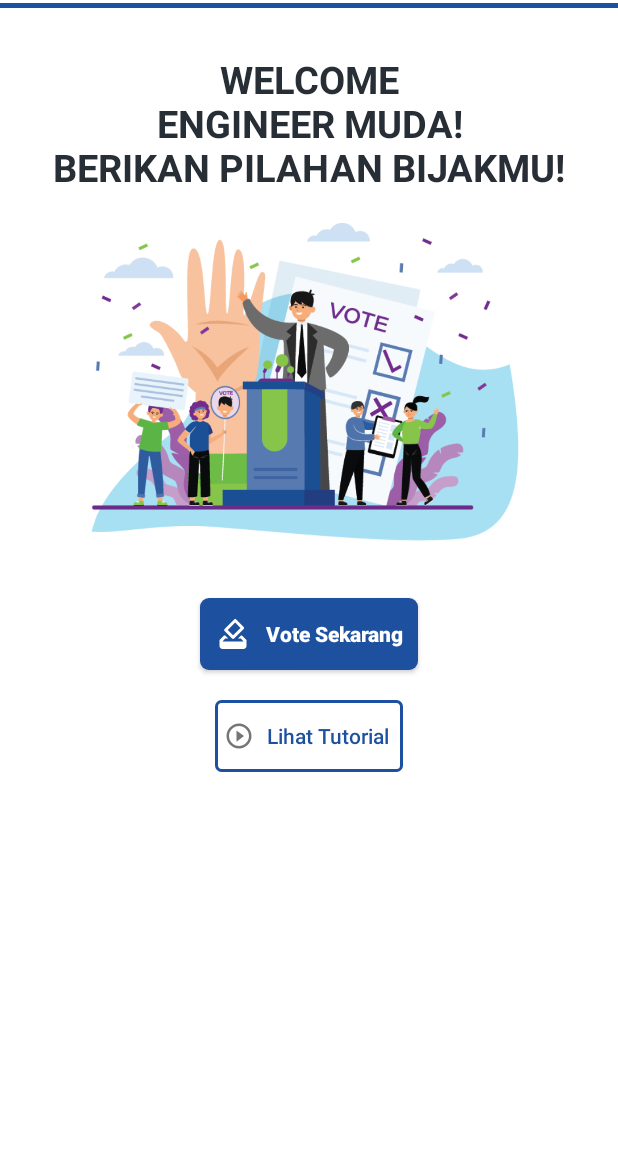
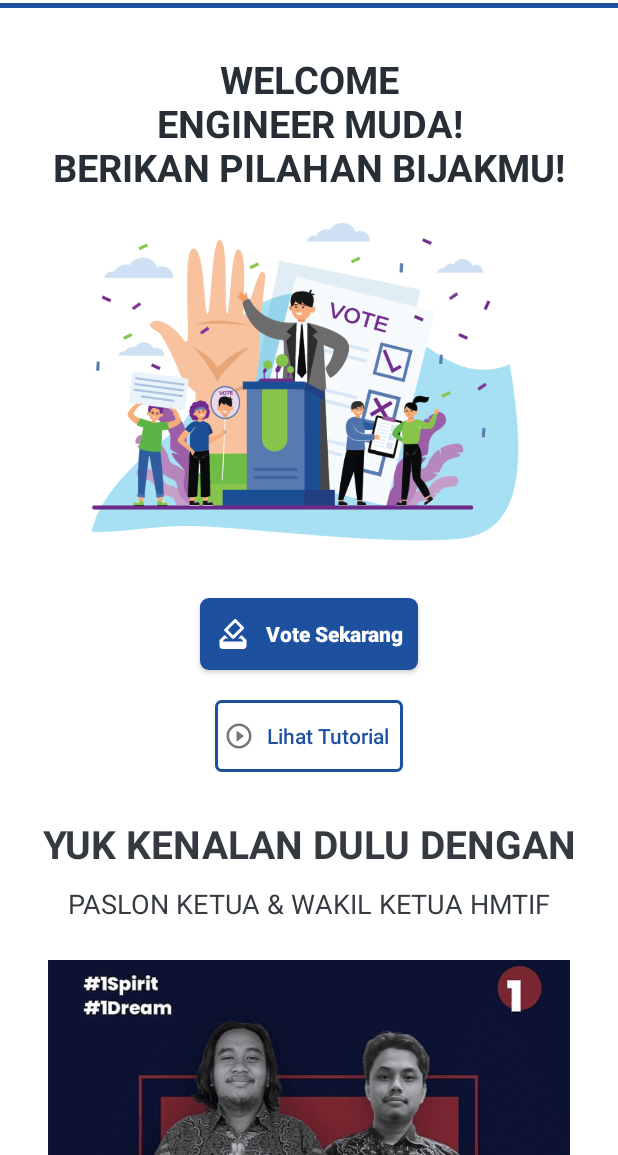
Before and after one commit to arpateam/aplikasi-e-voting-tif-uad, an Android app: the screen it shows after launch (MainActivity), on a phone screen of 412 x 824 dp, the part 81-1236 px from its top. Run offline under Robolectric (Android 15) with nearby library versions, the phone set to English and light mode, and no system bars.

Commit message:
Memperbaiki Halaman Home/Beranda

```diff
--- a/app/src/main/res/layout/activity_main.xml
+++ b/app/src/main/res/layout/activity_main.xml
@@ -1,4 +1,9 @@
 <?xml version="1.0" encoding="utf-8"?>
+
+<ScrollView xmlns:android="http://schemas.android.com/apk/res/android"
+    android:layout_width="match_parent"
+    android:layout_height="wrap_content"
+    android:fillViewport="false">
     <LinearLayout
         xmlns:android="http://schemas.android.com/apk/res/android"
         xmlns:tools="http://schemas.android.com/tools"
@@ -44,7 +49,6 @@
                 android:src="@drawable/vote1"
                 tools:ignore="ContentDescription,InefficientWeight" />
 
-
         </LinearLayout>
 
         <RelativeLayout
@@ -83,4 +87,42 @@
             android:layout_height="wrap_content"
             tools:ignore="HardcodedText,RtlHardcoded,RtlSymmetry" />
 
+        <TextView
+            android:layout_width="match_parent"
+            android:layout_height="wrap_content"
+            android:text="YUK KENALAN DULU DENGAN"
+            android:textColor="@color/darkColor"
+            android:textSize="26dp"
+            android:padding="10dp"
+            android:layout_marginTop="20dp"
+            android:textAlignment="center"
+            android:textStyle="bold"/>
+
+        <TextView
+            android:layout_width="match_parent"
+            android:layout_height="wrap_content"
+            android:text="PASLON KETUA &amp; WAKIL KETUA HMTIF"
+            android:textColor="@color/darkColor"
+            android:textSize="18dp"
+            android:textAlignment="center"/>
+
+        <ImageView
+            android:layout_width="match_parent"
+            android:layout_height="500dp"
+            android:layout_weight="1"
+            android:src="@drawable/paslon01"
+            android:layout_marginVertical="25dp"
+            tools:ignore="ContentDescription,InefficientWeight"
+            />
+
+        <ImageView
+            android:layout_width="match_parent"
+            android:layout_height="500dp"
+            android:layout_weight="1"
+            android:src="@drawable/paslon02"
+            android:layout_marginBottom="50dp"
+            tools:ignore="ContentDescription,InefficientWeight"
+            />
+
     </LinearLayout>
+</ScrollView>
```
Also changed, not shown: app/src/main/res/drawable/paslon01.png (added), app/src/main/res/drawable/paslon02.png (added). Lines whose indentation alone changed are shown as unchanged.
